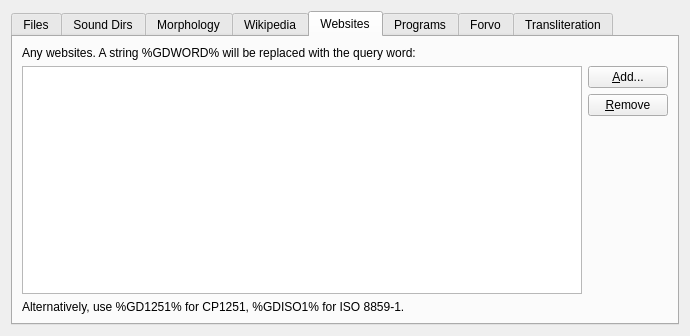
This is sources.ui in goldendict/goldendict as Qt 5 draws it before an edit. The edited form follows.
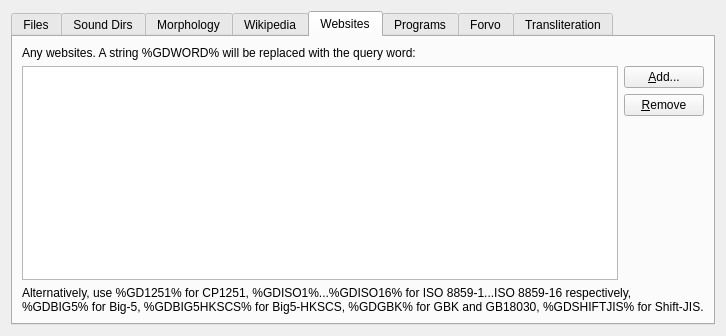
This is the edited form. The open tabs and pages were chosen to show the change. Icons and pictures are not drawn.

Commit message: Enhance help string on "Websites" tab (issue #252 again)

Diff of the .ui file:
```diff
--- a/sources.ui
+++ b/sources.ui
@@ -328,7 +328,8 @@
        <item>
         <widget class="QLabel" name="label_10">
          <property name="text">
-          <string>Alternatively, use %GD1251% for CP1251, %GDISO1% for ISO 8859-1.</string>
+          <string>Alternatively, use %GD1251% for CP1251, %GDISO1%...%GDISO16% for ISO 8859-1...ISO 8859-16 respectively,
+%GDBIG5% for Big-5, %GDBIG5HKSCS% for Big5-HKSCS, %GDGBK% for GBK and GB18030, %GDSHIFTJIS% for Shift-JIS.</string>
          </property>
         </widget>
        </item>
```
